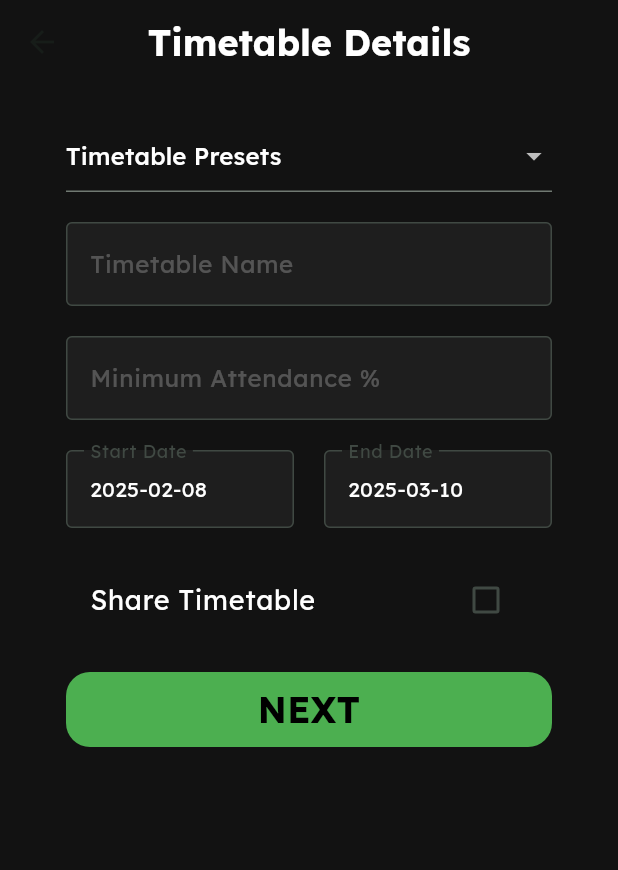
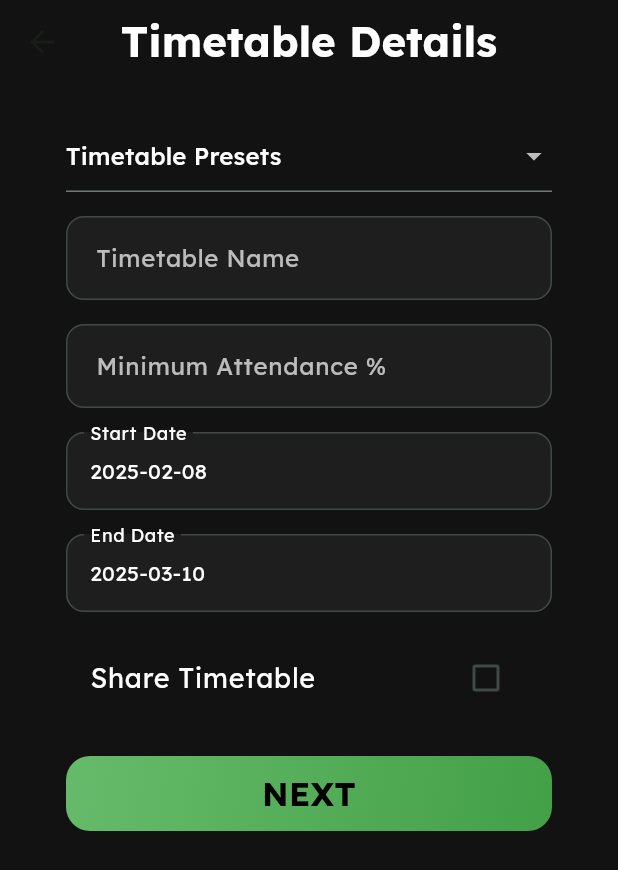
Before and after one commit to Bunk-Mate/Mobile-App, a Flutter app: the OnBoardView screen opened directly, on a phone screen of 412 x 824 dp. Shown: the top 870 px of the screen. Run offline on Flutter 3.47's test engine with Material 3 defaults, Android fonts, the phone set to English and light mode, and no system bars; our stand-ins replace flutter_secure_storage, flutter_spinkit, get, google_fonts, line_icons; missing offline and left inert: onboarding_overlay; accounts and stored records are empty; network calls fail.

Commit message:
Made UI modifications to improve UX

```diff
--- a/lib/screens/TimeTable/time_table_page.dart
+++ b/lib/screens/TimeTable/time_table_page.dart
@@ -156,6 +156,7 @@ class _TimeTablePageState extends State<TimeTablePage> {
         borderRadius: BorderRadius.circular(10),
       ),
       child: Row(
+
         children: [
           Icon(getRandomSubjectIcon(), size: 28, color: accentColor),
           const SizedBox(width: 16),
--- a/lib/screens/on_board_view.dart
+++ b/lib/screens/on_board_view.dart
@@ -31,7 +31,7 @@ class _OnBoardViewState extends State<OnBoardView> {
           style: GoogleFonts.lexend(
             color: textColor,
             fontWeight: FontWeight.bold,
-            fontSize: 24,
+            fontSize: 28,
           ),
         ),
         centerTitle: true,
@@ -43,6 +43,7 @@ class _OnBoardViewState extends State<OnBoardView> {
         child: Padding(
           padding: const EdgeInsets.all(24),
           child: Column(
+            crossAxisAlignment: CrossAxisAlignment.start,
             children: [
               Obx(
                     () => DropdownButtonFormField(
@@ -51,7 +52,7 @@ class _OnBoardViewState extends State<OnBoardView> {
                       value: preset['id'],
                       child: Text(
                         preset['name'],
-                        style: const TextStyle(color: Colors.white),
+                        style: const TextStyle(color: Colors.black),
                       ),
                     );
                   }).toList(),
@@ -73,7 +74,7 @@ class _OnBoardViewState extends State<OnBoardView> {
                                 _service
                                     .timeTablePresets(value as int)
                                     .then((_) {
-                                  Get.off( Navigation());
+                                  Get.off(Navigation());
                                 }).catchError((error) {
                                   ScaffoldMessenger.of(context).showSnackBar(
                                     const SnackBar(
@@ -96,113 +97,30 @@ class _OnBoardViewState extends State<OnBoardView> {
                   },
                 ),
               ),
-              const SizedBox(height: 20),
-              TextField(
-                style: const TextStyle(color: Colors.white),
+              const SizedBox(height: 16),
+              _buildTextField(
+                hintText: 'Timetable Name',
                 onChanged: (timeTableName) => _controller.timeTableName = timeTableName,
-                decoration: const InputDecoration(
-                  hintText: 'Timetable Name',
-                  hintStyle: TextStyle(color: Colors.white24),
-                  border: OutlineInputBorder(),
-                  filled: true,
-                  fillColor: cardColor,
-                  focusedBorder: OutlineInputBorder(
-                    borderSide: BorderSide(color: Colors.green),
               ),
-                ),
-              ),
-              const SizedBox(height: 20),
-              TextFormField(
+              const SizedBox(height: 16),
+              _buildTextField(
+                hintText: 'Minimum Attendance %',
                 onChanged: (minAttendance) {
                   try {
                     _controller.minAttendance = int.parse(minAttendance);
                   } catch (e) {
                     ScaffoldMessenger.of(context).showSnackBar(
-                      const SnackBar(
-                          content: Text("Please enter a valid number")),
+                      const SnackBar(content: Text("Please enter a valid number")),
                     );
                   }
                 },
                 keyboardType: TextInputType.number,
-                style: const TextStyle(color: Colors.white),
-                decoration: const InputDecoration(
-                  hintText: 'Minimum Attendance %',
-                  border: OutlineInputBorder(),
-                  hintStyle: TextStyle(color: Colors.white24),
-                  filled: true,
-                  fillColor: cardColor,
-                  focusedBorder: OutlineInputBorder(
-                    borderSide: BorderSide(color: Colors.green),
               ),
-                ),
-              ),
-              const SizedBox(height: 20),
-              Row(
-                children: [
-                  Expanded(
-                    child: GestureDetector(
-                      onTap: () async {
-                        final DateTime? picked = await showDatePicker(
-                          context: context,
-                          initialDate: DateTime.now(),
-                          firstDate: DateTime(2000),
-                          lastDate: DateTime(2101),
-                        );
-                        if (picked != null) {
-                          _controller.startDate.value =
-                              DateFormat("yyyy-MM-dd").format(picked);
-                        }
-                      },
-                      child: InputDecorator(
-                        decoration: const InputDecoration(
-                          labelText: 'Start Date',
-                          filled: true,
-                          fillColor: cardColor,
-                          border: OutlineInputBorder(),
-                        ),
-                        child: Obx(
-                          () => Text(
-                            _controller.startDate.value,
-                            style: const TextStyle(color: Colors.white),
-                          ),
-                        ),
-                      ),
-                    ),
-                  ),
-                  const SizedBox(width: 20),
-                  Expanded(
-                    child: GestureDetector(
-                      onTap: () async {
-                        final DateTime? picked = await showDatePicker(
-                          context: context,
-                          initialDate: DateTime.now(),
-                          firstDate: DateTime(2000),
-                          lastDate: DateTime(2101),
-                        );
-                        if (picked != null) {
-                          _controller.endDate.value =
-                              DateFormat("yyyy-MM-dd").format(picked);
-                        }
-                      },
-                      child: InputDecorator(
-                        decoration: const InputDecoration(
-                          labelText: 'End Date',
-                          filled: true,
-                          fillColor: cardColor,
-                          border: OutlineInputBorder(),
-                        ),
-                        child: Obx(
-                          () => Text(
-                            _controller.endDate.value,
-                            style: const TextStyle(color: Colors.white),
-                          ),
-                        ),
-                      ),
-                    ),
-                  ),
-                ],
-              ),
-              const SizedBox(height: 20),
+              const SizedBox(height: 16),
+              _buildDateSelector('Start Date', _controller.startDate),
+              const SizedBox(height: 16),
+              _buildDateSelector('End Date', _controller.endDate),
+              const SizedBox(height: 16),
               Obx(
                     () => CheckboxListTile(
                   title: const Text(
@@ -215,28 +133,103 @@ class _OnBoardViewState extends State<OnBoardView> {
                   },
                 ),
               ),
-              const SizedBox(height: 20),
-              GestureDetector(
+              const SizedBox(height: 24),
+              _buildNextButton(),
+            ],
+          ),
+        ),
+      ),
+    );
+  }
+
+  Widget _buildTextField({
+    required String hintText,
+    required Function(String) onChanged,
+    TextInputType keyboardType = TextInputType.text,
+  }) {
+    const Color cardColor = Color(0xFF1E1E1E);
+    return TextField(
+      style: const TextStyle(color: Colors.white),
+      onChanged: onChanged,
+      keyboardType: keyboardType,
+      decoration: InputDecoration(
+        fillColor: cardColor ,
+        hintText: hintText,
+        hintStyle: const TextStyle(color: Colors.white70),
+        border: OutlineInputBorder(
+          borderRadius: BorderRadius.circular(12),
+          borderSide: const BorderSide(color: Colors.transparent),
+        ),
+        filled: true,
+
+        focusedBorder: OutlineInputBorder(
+          borderSide: BorderSide(color: Colors.green.shade300),
+          borderRadius: BorderRadius.circular(12),
+        ),
+        contentPadding: const EdgeInsets.symmetric(vertical: 16, horizontal: 16),
+      ),
+    );
+  }
+
+  Widget _buildDateSelector(String label, RxString dateController) {
+    const Color cardColor = Color(0xFF1E1E1E);
+    return GestureDetector(
+
+      onTap: () async {
+        final DateTime? picked = await showDatePicker(
+          context: context,
+          initialDate: DateTime.now(),
+          firstDate: DateTime(2000),
+          lastDate: DateTime(2101),
+        );
+        if (picked != null) {
+          dateController.value = DateFormat("yyyy-MM-dd").format(picked);
+        }
+      },
+      child: InputDecorator(
+
+        decoration: InputDecoration(
+          labelText: label,
+          labelStyle: const TextStyle(color: Colors.white),
+          filled: true,
+          fillColor: cardColor,
+          border: OutlineInputBorder(
+            borderRadius: BorderRadius.circular(12),
+            borderSide: const BorderSide(color: Colors.transparent),
+          ),
+        ),
+        child: Obx(
+              () => Text(
+            dateController.value.isEmpty ? 'Select a date' : dateController.value,
+            style: const TextStyle(color: Colors.white),
+          ),
+        ),
+      ),
+    );
+  }
+
+  Widget _buildNextButton() {
+    return GestureDetector(
       onTap: _controller.submit,
       child: Container(
         width: double.infinity,
         height: 50,
         decoration: BoxDecoration(
           borderRadius: BorderRadius.circular(16),
-                    color: const Color(0xFF4CAF50),
+          gradient: LinearGradient(
+            colors: [Colors.green.shade400, Colors.green.shade600],
+            begin: Alignment.topLeft,
+            end: Alignment.bottomRight,
+          ),
         ),
         child: const Center(
           child: Text(
             "NEXT",
             style: TextStyle(
               color: Colors.black,
-                          fontSize: 24,
-                          fontWeight: FontWeight.bold),
+              fontSize: 22,
+              fontWeight: FontWeight.bold,
             ),
-                  ),
-                ),
-              ),
-            ],
           ),
         ),
       ),
--- a/lib/utils/Navigation.dart
+++ b/lib/utils/Navigation.dart
@@ -9,6 +9,7 @@ import 'package:onboarding_overlay/onboarding_overlay.dart';
 class Navigation extends StatefulWidget {
   Navigation({super.key});
   final GlobalKey<OnboardingState> onboardingKey = GlobalKey<OnboardingState>();
+
   @override
   State<Navigation> createState() => _NavigationState();
 }
@@ -102,7 +103,7 @@ class _NavigationState extends State<Navigation> {
                           child: ElevatedButton(
                             onPressed: renderInfo.close,
                             style: ElevatedButton.styleFrom(
-                                backgroundColor: const Color(0xFF4CAF50),
+                              backgroundColor: accentColor,
                             ),
                             child: const Text(
                               "close",
```
Also changed, not shown: lib/screens/Status/status_page.dart (+43 -43 lines), lib/screens/auth/login_screen.dart (+40 -11 lines), lib/screens/homepage/homepage_screen.dart (+112 -22 lines). Lines whose indentation alone changed are shown as unchanged.
